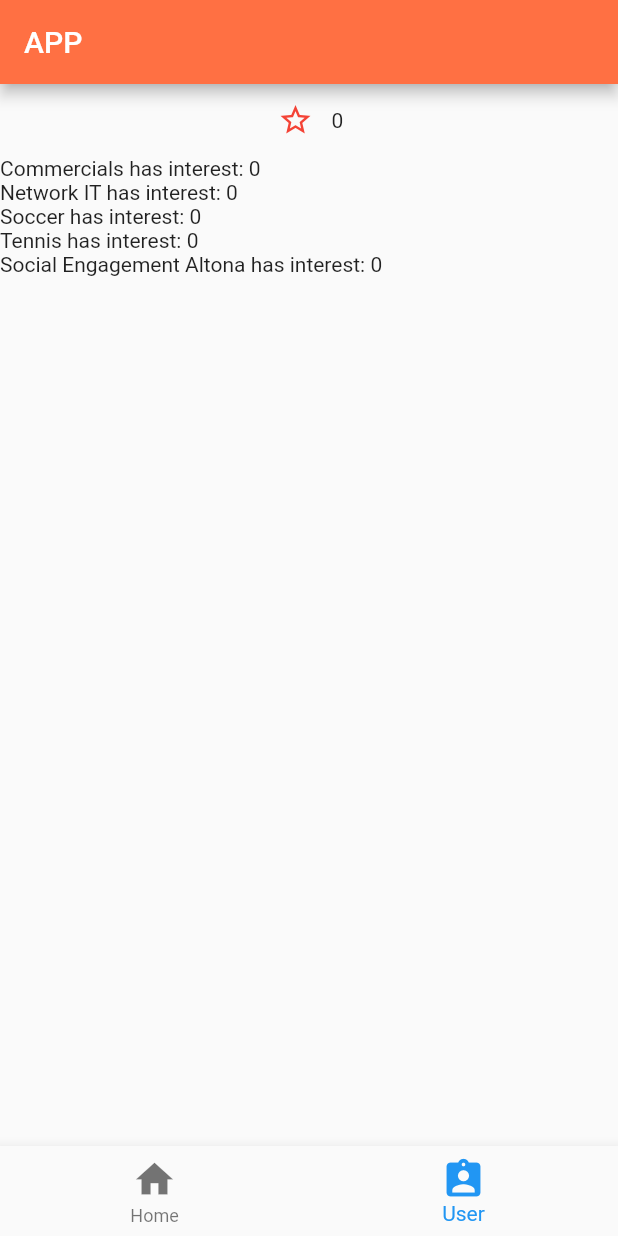
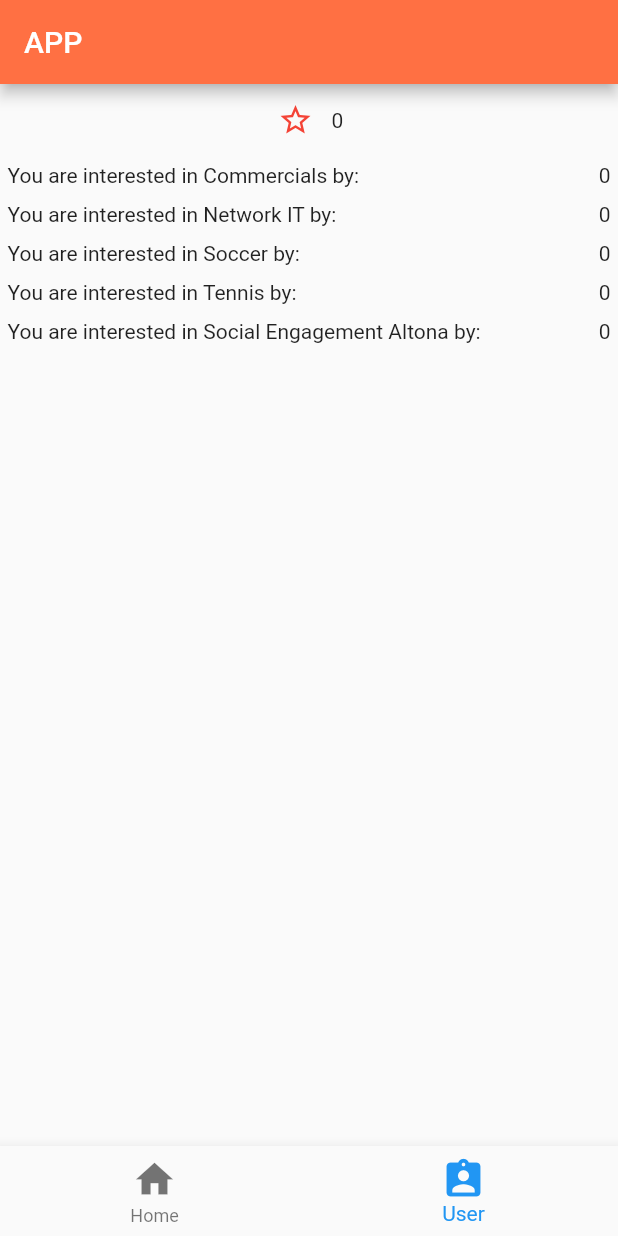
Before and after one commit to tazzzan/together, a Flutter app: the screen it shows after launch, item 2 of the bottom bar chosen, on a phone screen of 412 x 824 dp. Run offline on Flutter 3.47's test engine with Material 2 defaults, Android fonts, the phone set to English and light mode, and no system bars; statements that could not run were skipped.

Commit message:
added groups

```diff
--- a/lib/app/body/groups/groups_view.dart
+++ b/lib/app/body/groups/groups_view.dart
@@ -39,7 +39,10 @@ class UserViewState extends State<GroupsView> {
 
     groupViewWidgets.add(
       FloatingActionButton(
-        onPressed: () => createNewGroup(myController.text),
+        onPressed: () => {
+          createNewGroup(myController.text),
+
+      },
         tooltip: 'Create',
         child: Icon(Icons.add),
         backgroundColor: Colors.white,
@@ -64,6 +67,10 @@ class UserViewState extends State<GroupsView> {
   }
 
   createNewGroup(String name) {
+    if (name == '') {
+      return;
+    }
+
     setState(() {
       widget.groupRepo.createGroup(name, 'own');
     });
--- a/lib/app/body/user/user_view.dart
+++ b/lib/app/body/user/user_view.dart
@@ -58,10 +58,25 @@ class UserViewState extends State<UserView> {
         .sort((Group a, Group b) => b.interestScore.compareTo(a.interestScore));
     groups.forEach((group) => userWidgets.add(
           Row(
+            mainAxisAlignment: MainAxisAlignment.spaceBetween,
             children: <Widget>[
-              Text(group.name +
-                  ' has interest: ' +
-                  group.interestScore.toString()),
+              Column(
+                children: <Widget>[
+                  Container(
+                    margin: EdgeInsets.all(5),
+                    child:
+                        Text('You are interested in ' + group.name + ' by: '),
+                  )
+                ],
+              ),
+              Column(
+                children: <Widget>[
+                  Container(
+                    margin: EdgeInsets.all(5),
+                    child: Text(group.interestScore.toString()),
+                  )
+                ],
+              )
             ],
           ),
         ));
```
